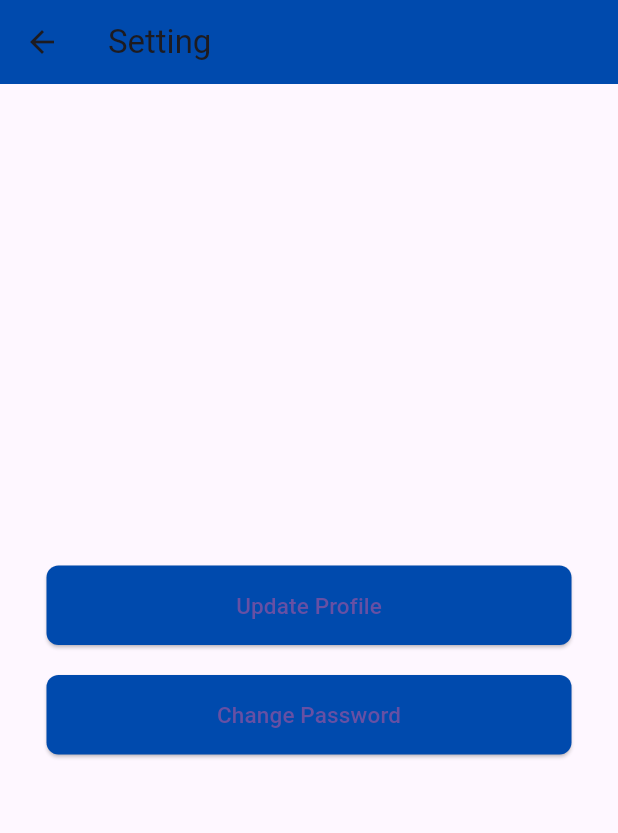
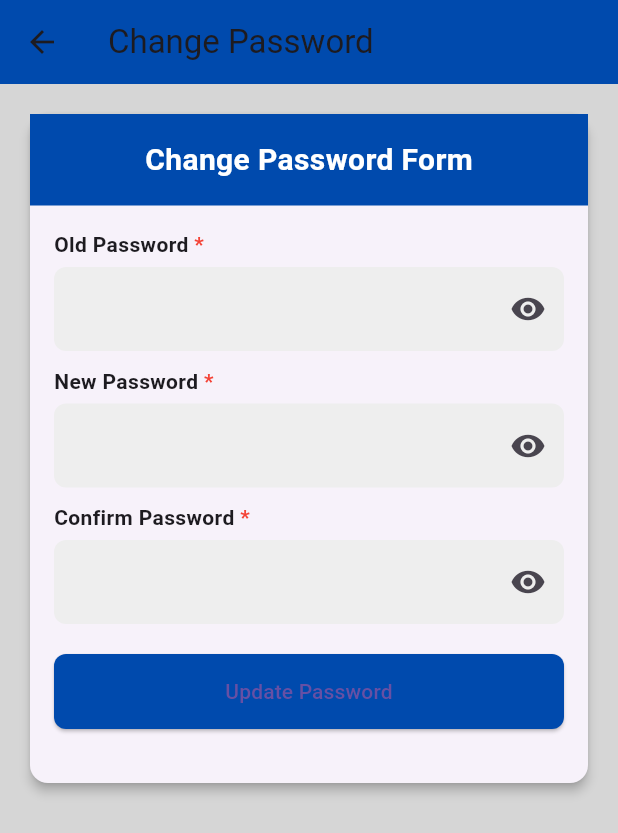
Before and after one commit to zahir248/niwos, a Flutter app: the SettingPage screen opened directly, after a tap on "Change Password", on a phone screen of 412 x 824 dp. Shown: the top 833 px of the screen. Run offline on Flutter 3.47's test engine with Material 3 defaults, Android fonts, the phone set to English and light mode, and no system bars; our stand-ins replace image_picker, local_auth, shared_preferences; missing offline and left inert: nfc_manager, razorpay_web; accounts and stored records are empty.

Commit message:
adding function to change password

```diff
--- a/lib/main.dart
+++ b/lib/main.dart
@@ -46,4 +46,5 @@ class AppConfig {
   static const String retrieveTransactionPath = '/niwos_api/retrieve_transaction.php';
   static const String uploadSecurityImagePath = '/niwos_api/upload_security_image.php';
   static const String updateUsernamePath = '/niwos_api/update_username.php';
+  static const String changePasswordPath = '/niwos_api/change_password.php';
 }
--- /dev/null
+++ b/lib/views/change_password_page.dart
@@ -0,0 +1,175 @@
+import 'package:flutter/material.dart';
+
+import '/controllers/change_password_page_controller.dart';
+
+class ChangePasswordPage extends StatefulWidget {
+  @override
+  _ChangePasswordPageState createState() => _ChangePasswordPageState();
+}
+
+class _ChangePasswordPageState extends State<ChangePasswordPage> {
+  final _formKey = GlobalKey<FormState>();
+  final TextEditingController _oldPasswordController = TextEditingController();
+  final TextEditingController _newPasswordController = TextEditingController();
+  final TextEditingController _confirmPasswordController = TextEditingController();
+  final ChangePasswordPageController _changePasswordPageController = ChangePasswordPageController();
+
+  bool _obscureOldPassword = true;
+  bool _obscureNewPassword = true;
+  bool _obscureConfirmPassword = true;
+
+  @override
+  Widget build(BuildContext context) {
+    return Scaffold(
+      appBar: AppBar(
+        backgroundColor: Color(0xFF004AAD),
+        title: Text('Change Password'),
+      ),
+      backgroundColor: Colors.grey[350],
+      body: SingleChildScrollView(
+        child: Padding(
+          padding: const EdgeInsets.all(16.0),
+          child: Card(
+            elevation: 3,
+            child: Column(
+              crossAxisAlignment: CrossAxisAlignment.stretch,
+              children: [
+                Container(
+                  color: Color(0xFF004AAD),
+                  padding: EdgeInsets.all(16.0),
+                  child: Center(
+                    child: Text(
+                      'Change Password Form',
+                      style: TextStyle(
+                        fontSize: 20,
+                        fontWeight: FontWeight.bold,
+                        color: Colors.white,
+                      ),
+                    ),
+                  ),
+                ),
+                Padding(
+                  padding: const EdgeInsets.all(16.0),
+                  child: Form(
+                    key: _formKey,
+                    child: Column(
+                      crossAxisAlignment: CrossAxisAlignment.stretch,
+                      children: [
+                        _buildPasswordField(
+                            'Old Password', _oldPasswordController,
+                            _obscureOldPassword, (value) {
+                          setState(() {
+                            _obscureOldPassword = value;
+                          });
+                        }),
+                        SizedBox(height: 10),
+                        _buildPasswordField(
+                            'New Password', _newPasswordController,
+                            _obscureNewPassword, (value) {
+                          setState(() {
+                            _obscureNewPassword = value;
+                          });
+                        }),
+                        SizedBox(height: 10),
+                        _buildPasswordField(
+                            'Confirm Password', _confirmPasswordController,
+                            _obscureConfirmPassword, (value) {
+                          setState(() {
+                            _obscureConfirmPassword = value;
+                          });
+                        }),
+                        SizedBox(height: 20),
+                        ElevatedButton(
+                          onPressed: () async {
+                            if (_formKey.currentState!.validate()) {
+                              bool success = await _changePasswordPageController
+                                  .changePassword(
+                                context,
+                                _oldPasswordController.text,
+                                _newPasswordController.text,
+                              );
+                              if (success) {
+                                Navigator.pop(context);
+                              }
+                            }
+                          },
+                          style: ElevatedButton.styleFrom(
+                            shape: RoundedRectangleBorder(
+                              borderRadius: BorderRadius.circular(8),
+                            ),
+                            minimumSize: Size(165, 50),
+                            backgroundColor: Color(0xFF004AAD),
+                          ),
+                          child: Text('Update Password'),
+                        ),
+                        SizedBox(height: 20),
+                      ],
+                    ),
+                  ),
+                ),
+              ],
+            ),
+          ),
+        ),
+      ),
+    );
+  }
+
+  Widget _buildPasswordField(String labelText, TextEditingController controller,
+      bool obscureText, Function(bool) onToggle) {
+    return Column(
+      crossAxisAlignment: CrossAxisAlignment.stretch,
+      children: [
+        Row(
+          children: [
+            Text(
+              labelText,
+              style: TextStyle(fontWeight: FontWeight.bold),
+            ),
+            if (labelText !=
+                'Name of Area') // Show asterisk for all fields except Name of Area
+              Text(
+                ' *',
+                style: TextStyle(
+                  fontWeight: FontWeight.bold,
+                  color: Colors.red,
+                ),
+              ),
+          ],
+        ),
+        SizedBox(height: 5),
+        TextFormField(
+          controller: controller,
+          decoration: InputDecoration(
+            filled: true,
+            fillColor: Colors.grey[200],
+            border: OutlineInputBorder(
+              borderRadius: BorderRadius.circular(8),
+              borderSide: BorderSide.none,
+            ),
+            contentPadding: const EdgeInsets.all(16),
+            suffixIcon: IconButton(
+              icon: Icon(
+                obscureText ? Icons.visibility : Icons.visibility_off,
+              ),
+              onPressed: () {
+                onToggle(!obscureText);
+              },
+            ),
+          ),
+          obscureText: obscureText,
+          validator: (value) {
+            if (value == null || value.isEmpty) {
+              return 'Please enter your $labelText';
+            }
+            if (labelText == 'Confirm Password' &&
+                value != _newPasswordController.text) {
+              return 'Passwords do not match';
+            }
+            return null;
+          },
+        ),
+      ],
+    );
+  }
+}
--- a/lib/views/setting_page.dart
+++ b/lib/views/setting_page.dart
@@ -1,6 +1,7 @@
 import 'package:flutter/material.dart';
 
 import '/views/profile_update_page.dart';
+import '/views/change_password_page.dart';
 
 class SettingPage extends StatelessWidget {
   @override
@@ -47,8 +48,11 @@ class SettingPage extends StatelessWidget {
                 width: 350, // Adjust the width as needed
                 child: ElevatedButton(
                   onPressed: () {
-                    // Add functionality for changing password
-                  },
+                    Navigator.push(
+                      context,
+                      MaterialPageRoute(builder: (context) => ChangePasswordPage()),
+                    );
+                    },
                   style: ElevatedButton.styleFrom(
                     shape: RoundedRectangleBorder(
                       borderRadius: BorderRadius.circular(8),
```
Also changed, not shown: lib/controllers/change_password_page_controller.dart (added, +69 -0 lines).
